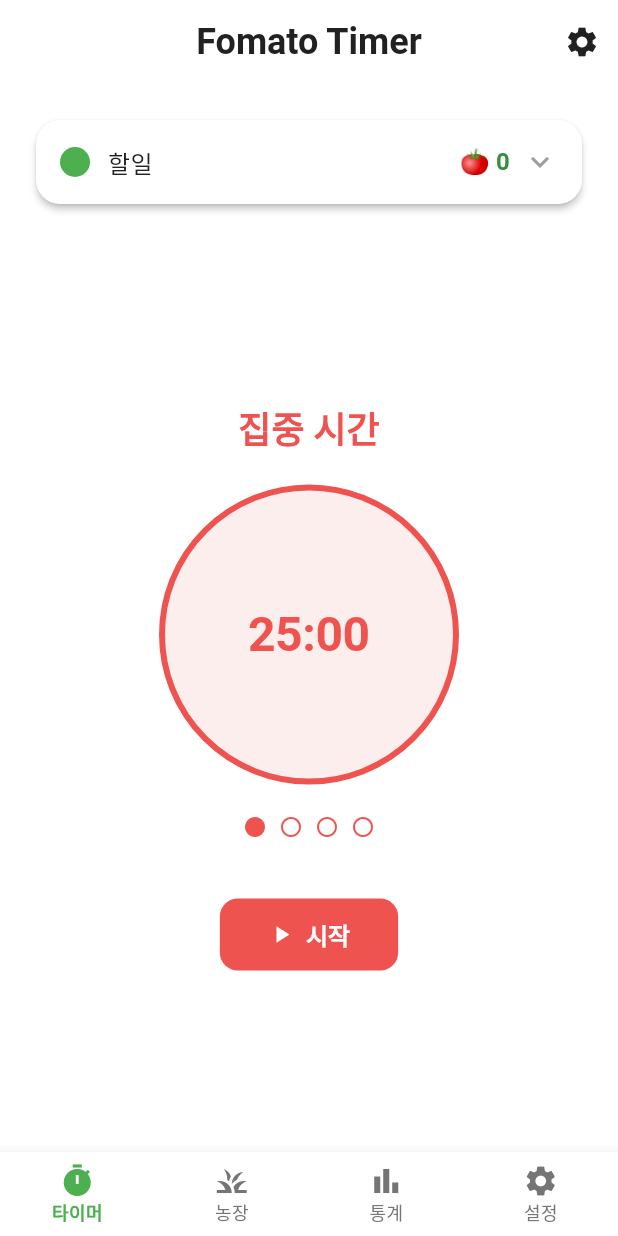
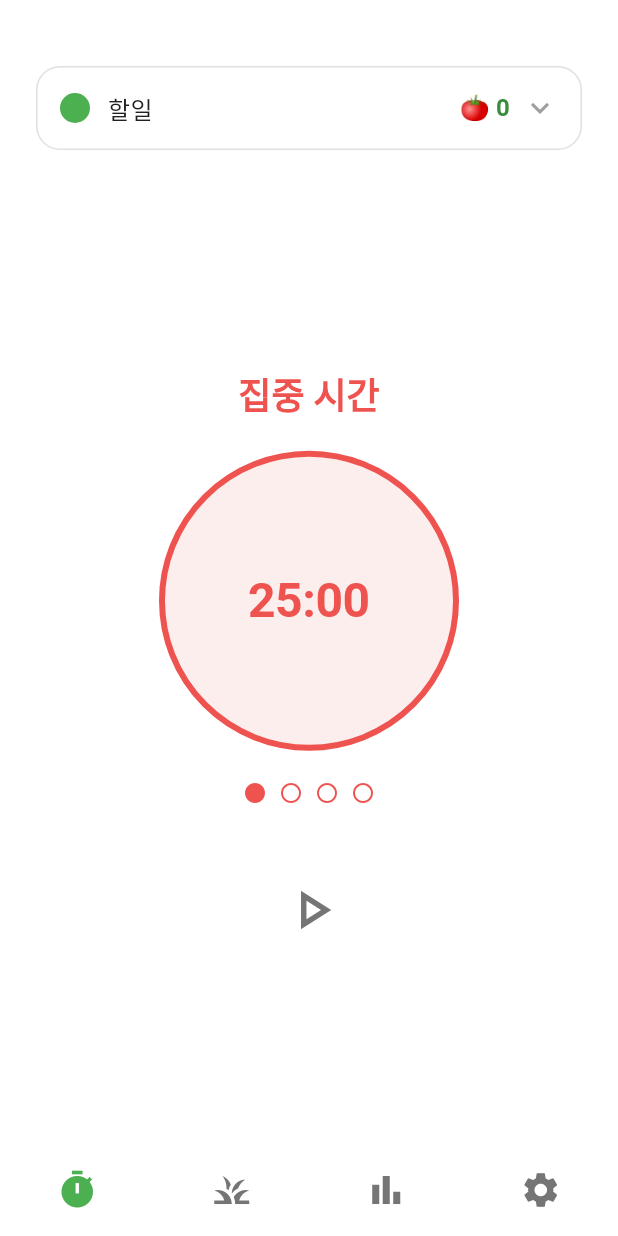
Before and after one commit to solve-z/Fomato_Timer, a Flutter app: the screen it shows after launch, on a phone screen of 412 x 824 dp. Run offline on Flutter 3.47's test engine with Material 3 defaults, Android fonts, the phone set to English and light mode, and no system bars; our stand-ins replace flutter_local_notifications, flutter_riverpod, shared_preferences; missing offline and left inert: flutter_background; statements that could not run were skipped.

Commit message:
feat: 전반적인 UI 수정

```diff
--- a/lib/screens/farm_detail_screen.dart
+++ b/lib/screens/farm_detail_screen.dart
@@ -71,7 +71,6 @@ class _FarmDetailScreenState extends ConsumerState<FarmDetailScreen> {
             width: double.infinity,
             margin: const EdgeInsets.all(16),
             child: Card(
-              elevation: 2,
               child: Padding(
                 padding: const EdgeInsets.all(16),
                 child: Row(
--- a/lib/screens/farm_screen.dart
+++ b/lib/screens/farm_screen.dart
@@ -22,7 +22,39 @@ class FarmScreen extends ConsumerWidget {
 
     return Scaffold(
       appBar: AppBar(
-        title: const Text('내 농장'),
+        title: Row(
+          mainAxisAlignment: MainAxisAlignment.center,
+          children: [
+            // 수확중/보관창고 토글 버튼
+            Container(
+              decoration: BoxDecoration(
+                color: Colors.grey.shade100,
+                borderRadius: BorderRadius.circular(8),
+              ),
+              child: Row(
+                mainAxisSize: MainAxisSize.min,
+                children: [
+                  _buildToggleButton(
+                    context,
+                    text: '수확중',
+                    isActive: true, // 임시로 true 설정
+                    onTap: () {
+                      // 수확중 필터 로직
+                    },
+                  ),
+                  _buildToggleButton(
+                    context,
+                    text: '보관창고',
+                    isActive: false, // 임시로 false 설정
+                    onTap: () {
+                      // 보관창고 필터 로직
+                    },
+                  ),
+                ],
+              ),
+            ),
+          ],
+        ),
         centerTitle: true,
         actions: [
           IconButton(
@@ -90,12 +122,11 @@ class FarmScreen extends ConsumerWidget {
 
         return Card(
           margin: const EdgeInsets.only(bottom: 12),
-          elevation: isSelected ? 3 : 1,
           shape: RoundedRectangleBorder(
             borderRadius: BorderRadius.circular(12),
             side: isSelected
                 ? BorderSide(color: Color(int.parse(farm.color.substring(1), radix: 16) + 0xFF000000), width: 2)
-                : BorderSide.none,
+                : BorderSide(color: Colors.grey.shade300, width: 1),
           ),
           child: InkWell(
             borderRadius: BorderRadius.circular(12),
@@ -430,4 +461,30 @@ class FarmScreen extends ConsumerWidget {
       ),
     );
   }
+
+  /// 토글 버튼 빌드 헬퍼 메소드
+  Widget _buildToggleButton(BuildContext context, {
+    required String text,
+    required bool isActive,
+    required VoidCallback onTap,
+  }) {
+    return GestureDetector(
+      onTap: onTap,
+      child: Container(
+        padding: const EdgeInsets.symmetric(horizontal: 16, vertical: 8),
+        decoration: BoxDecoration(
+          color: isActive ? Theme.of(context).primaryColor : Colors.transparent,
+          borderRadius: BorderRadius.circular(6),
+        ),
+        child: Text(
+          text,
+          style: TextStyle(
+            color: isActive ? Colors.white : Colors.grey.shade600,
+            fontWeight: FontWeight.w500,
+            fontSize: 14,
+          ),
+        ),
+      ),
+    );
+  }
 }
--- a/lib/screens/timer_screen.dart
+++ b/lib/screens/timer_screen.dart
@@ -25,23 +25,12 @@ class TimerScreen extends ConsumerWidget {
     final selectedFarm = ref.watch(selectedFarmProvider);
 
     return Scaffold(
-      appBar: AppBar(
-        title: const Text('Fomato Timer'),
-        centerTitle: true,
-        actions: [
-          // 설정 버튼 (나중에 사용)
-          IconButton(
-            icon: const Icon(Icons.settings),
-            onPressed: () {
-              // 설정 화면으로 이동 (추후 구현)
-            },
-          ),
-        ],
-      ),
-      body: Padding(
+      body: SafeArea(
+        child: Padding(
           padding: const EdgeInsets.all(16.0),
           child: Column(
             children: [
+              const SizedBox(height: 20),
               // 농장 선택 영역
               GestureDetector(
               onTap: () => _showFarmSelector(context, ref),
@@ -148,6 +137,7 @@ class TimerScreen extends ConsumerWidget {
             ],
           ),
         ),
+      ),
     );
   }
 
@@ -178,100 +168,78 @@ class TimerScreen extends ConsumerWidget {
 
   /// 타이머 상태에 따른 버튼들 빌드
   Widget _buildTimerButtons(BuildContext context, WidgetRef ref, timerState) {
-    // 초기 상태: 시작 버튼만 표시
-    if (timerState.status == TimerStatus.initial) {
-      return Row(
+    // 고정된 높이의 컨테이너로 UI 높이 일정하게 유지
+    return SizedBox(
+      height: 56,
+      child: Row(
         mainAxisAlignment: MainAxisAlignment.center,
         children: [
-          ElevatedButton.icon(
+          // 초기 상태: 시작 버튼만 표시
+          if (timerState.status == TimerStatus.initial) ...[
+            _buildIconButton(
+              icon: Icons.play_arrow_outlined,
+              color: Colors.grey.shade600,
               onPressed: () => ref.read(timerProvider.notifier).start(),
-            icon: const Icon(Icons.play_arrow),
-            label: const Text('시작'),
-            style: ElevatedButton.styleFrom(
-              backgroundColor: TimerColors.modeColors[timerState.mode] ?? Colors.grey,
-              foregroundColor: Colors.white,
-              padding: const EdgeInsets.symmetric(horizontal: 32, vertical: 12),
-              textStyle: const TextStyle(fontSize: 16, fontWeight: FontWeight.w600),
             ),
+          ]
+          // 실행 중: 일시정지 버튼만 표시
+          else if (timerState.status == TimerStatus.running) ...[
+            _buildIconButton(
+              icon: Icons.pause_outlined,
+              color: Colors.grey.shade600,
+              onPressed: () => ref.read(timerProvider.notifier).pause(),
+            ),
+          ]
+          // 완료 상태: 빈 공간 유지
+          else if (timerState.status == TimerStatus.completed) ...[
+            // 빈 공간 유지
+          ]
+          // 일시정지 상태: 재시작, 정지, 리셋 버튼 표시
+          else ...[
+            _buildIconButton(
+              icon: Icons.play_arrow_outlined,
+              color: Colors.grey.shade600,
+              onPressed: () => ref.read(timerProvider.notifier).resume(),
+            ),
+            const SizedBox(width: 12),
+            _buildIconButton(
+              icon: Icons.refresh_outlined,
+              color: Colors.grey.shade600,
+              onPressed: () => _showStopConfirmation(context, ref),
+            ),
+            const SizedBox(width: 12),
+            _buildIconButton(
+              icon: Icons.close_outlined,
+              color: Colors.grey.shade600,
+              onPressed: () => _showResetConfirmation(context, ref),
             ),
           ],
+        ],
+      ),
     );
   }
-    // 실행 중: 일시정지 버튼만 표시
-    else if (timerState.status == TimerStatus.running) {
-      return Row(
-        mainAxisAlignment: MainAxisAlignment.center,
-        children: [
-          ElevatedButton.icon(
-            onPressed: () => ref.read(timerProvider.notifier).pause(),
-            icon: const Icon(Icons.pause),
-            label: const Text('일시정지'),
-            style: ElevatedButton.styleFrom(
-              backgroundColor: Colors.orange.shade500,
-              foregroundColor: Colors.white,
-              padding: const EdgeInsets.symmetric(horizontal: 24, vertical: 12),
+
+  /// 아이콘 버튼 빌드 헬퍼 메소드
+  Widget _buildIconButton({
+    required IconData icon,
+    required Color color,
+    required VoidCallback onPressed,
+  }) {
+    return SizedBox(
+      width: 56,
+      height: 56,
+      child: IconButton(
+        onPressed: onPressed,
+        icon: Icon(
+          icon,
+          color: color,
+          size: 44,
         ),
+        splashColor: Colors.transparent,
+        highlightColor: Colors.transparent,
+        hoverColor: Colors.transparent,
       ),
-        ],
     );
-    }
-    // 완료 상태: 버튼 크기만큼 공간 유지 (UI 위치 변화 방지)
-    else if (timerState.status == TimerStatus.completed) {
-      return const SizedBox(
-        height: 48, // 버튼 높이만큼 공간 유지
-      );
-    }
-    // 일시정지 상태: 재시작, 정지, 리셋 버튼 표시
-    else {
-      return Column(
-        children: [
-          // 첫 번째 행: 재시작 버튼
-          Row(
-            mainAxisAlignment: MainAxisAlignment.center,
-            children: [
-              ElevatedButton.icon(
-                onPressed: () => ref.read(timerProvider.notifier).resume(),
-                icon: const Icon(Icons.play_arrow),
-                label: const Text('재시작'),
-                style: ElevatedButton.styleFrom(
-                  backgroundColor: TimerColors.modeColors[timerState.mode] ?? Colors.grey,
-                  foregroundColor: Colors.white,
-                  padding: const EdgeInsets.symmetric(horizontal: 32, vertical: 12),
-                  textStyle: const TextStyle(fontSize: 16, fontWeight: FontWeight.w600),
-                ),
-              ),
-            ],
-          ),
-          const SizedBox(height: 12),
-          // 두 번째 행: 정지, 리셋 버튼
-          Row(
-            mainAxisAlignment: MainAxisAlignment.spaceEvenly,
-            children: [
-              OutlinedButton.icon(
-                onPressed: () => _showStopConfirmation(context, ref),
-                icon: const Icon(Icons.stop),
-                label: const Text('정지'),
-                style: OutlinedButton.styleFrom(
-                  foregroundColor: Colors.red.shade600,
-                  side: BorderSide(color: Colors.red.shade600),
-                  padding: const EdgeInsets.symmetric(horizontal: 20, vertical: 10),
-                ),
-              ),
-              OutlinedButton.icon(
-                onPressed: () => _showResetConfirmation(context, ref),
-                icon: const Icon(Icons.refresh),
-                label: const Text('리셋'),
-                style: OutlinedButton.styleFrom(
-                  foregroundColor: Colors.grey.shade600,
-                  side: BorderSide(color: Colors.grey.shade600),
-                  padding: const EdgeInsets.symmetric(horizontal: 20, vertical: 10),
-                ),
-              ),
-            ],
-          ),
-        ],
-      );
-    }
   }
 
   /// 정지 확인 다이얼로그
--- a/lib/utils/constants.dart
+++ b/lib/utils/constants.dart
@@ -70,40 +70,21 @@ class AppSizes {
   static const double iconSize = 24.0;
   static const double iconSizeLarge = 32.0;
 
-  static const double elevationLow = 2.0;
+  static const double elevationLow = 1.0;
+  static const double elevationVeryLow = 0.5;
   static const double elevationNone = 0.0;
 }
 
 class AppTextStyles {
-  static const TextStyle h1 = TextStyle(
-    fontSize: 32,
-    fontWeight: FontWeight.bold,
-    color: AppColors.textPrimary,
-  );
+  static const TextStyle h1 = TextStyle(fontSize: 32, fontWeight: FontWeight.bold, color: AppColors.textPrimary);
 
-  static const TextStyle h2 = TextStyle(
-    fontSize: 24,
-    fontWeight: FontWeight.w600,
-    color: AppColors.textPrimary,
-  );
+  static const TextStyle h2 = TextStyle(fontSize: 24, fontWeight: FontWeight.w600, color: AppColors.textPrimary);
 
-  static const TextStyle body = TextStyle(
-    fontSize: 16,
-    fontWeight: FontWeight.w400,
-    color: AppColors.textPrimary,
-  );
+  static const TextStyle body = TextStyle(fontSize: 16, fontWeight: FontWeight.w400, color: AppColors.textPrimary);
 
-  static const TextStyle caption = TextStyle(
-    fontSize: 12,
-    fontWeight: FontWeight.w400,
-    color: AppColors.textSecondary,
-  );
+  static const TextStyle caption = TextStyle(fontSize: 12, fontWeight: FontWeight.w400, color: AppColors.textSecondary);
 
-  static const TextStyle button = TextStyle(
-    fontSize: 16,
-    fontWeight: FontWeight.w600,
-    color: Colors.white,
-  );
+  static const TextStyle button = TextStyle(fontSize: 16, fontWeight: FontWeight.w600, color: Colors.white);
 }
 
 class AppDurations {
--- a/lib/utils/theme.dart
+++ b/lib/utils/theme.dart
@@ -76,9 +76,10 @@ class AppTheme {
 
       cardTheme: CardTheme(
         color: AppColors.background,
-        elevation: AppSizes.elevationLow,
+        elevation: AppSizes.elevationNone,
         shape: RoundedRectangleBorder(
           borderRadius: BorderRadius.circular(AppSizes.cardBorderRadius),
+          side: const BorderSide(color: AppColors.border, width: 1),
         ),
         margin: const EdgeInsets.all(AppSizes.paddingSmall),
       ),
@@ -112,7 +113,7 @@ class AppTheme {
         selectedItemColor: AppColors.primary,
         unselectedItemColor: AppColors.disabled,
         type: BottomNavigationBarType.fixed,
-        elevation: AppSizes.elevationLow,
+        elevation: AppSizes.elevationNone,
         selectedLabelStyle: TextStyle(
           fontSize: 12,
           fontWeight: FontWeight.w600,
@@ -122,6 +123,9 @@ class AppTheme {
           fontWeight: FontWeight.w400,
         ),
       ),
+
+      splashColor: Colors.transparent,
+      highlightColor: Colors.transparent,
 
       iconTheme: const IconThemeData(
         color: AppColors.textPrimary,
--- a/lib/widgets/bottom_navigation.dart
+++ b/lib/widgets/bottom_navigation.dart
@@ -32,28 +32,20 @@ class _MainBottomNavigationState extends State<MainBottomNavigation> {
   // 각 탭의 네비게이션 정보
   final List<BottomNavigationBarItem> _navItems = [
     const BottomNavigationBarItem(
-      icon: Icon(Icons.timer),
-      activeIcon: Icon(Icons.timer),
-      label: '타이머',
-      tooltip: '뽀모도로 타이머',
+      icon: Icon(Icons.timer, size: 28),
+      label: '',
     ),
     const BottomNavigationBarItem(
-      icon: Icon(Icons.grass),
-      activeIcon: Icon(Icons.grass),
-      label: '농장',
-      tooltip: '내 농장 관리',
+      icon: Icon(Icons.grass, size: 28),
+      label: '',
     ),
     const BottomNavigationBarItem(
-      icon: Icon(Icons.bar_chart),
-      activeIcon: Icon(Icons.bar_chart),
-      label: '통계',
-      tooltip: '수확 통계',
+      icon: Icon(Icons.bar_chart, size: 28),
+      label: '',
     ),
     const BottomNavigationBarItem(
-      icon: Icon(Icons.settings),
-      activeIcon: Icon(Icons.settings),
-      label: '설정',
-      tooltip: '앱 설정',
+      icon: Icon(Icons.settings, size: 28),
+      label: '',
     ),
   ];
 
@@ -71,10 +63,12 @@ class _MainBottomNavigationState extends State<MainBottomNavigation> {
         items: _navItems,
         selectedItemColor: Theme.of(context).primaryColor,
         unselectedItemColor: Colors.grey.shade600,
-        selectedFontSize: 12,
-        unselectedFontSize: 12,
-        elevation: 8,
+        selectedFontSize: 0,
+        unselectedFontSize: 0,
+        showSelectedLabels: false,
+        showUnselectedLabels: false,
         backgroundColor: Colors.white,
+        enableFeedback: false,
       ),
     );
   }
```
Also changed, not shown: 2 other files. Lines whose indentation alone changed are shown as unchanged.
